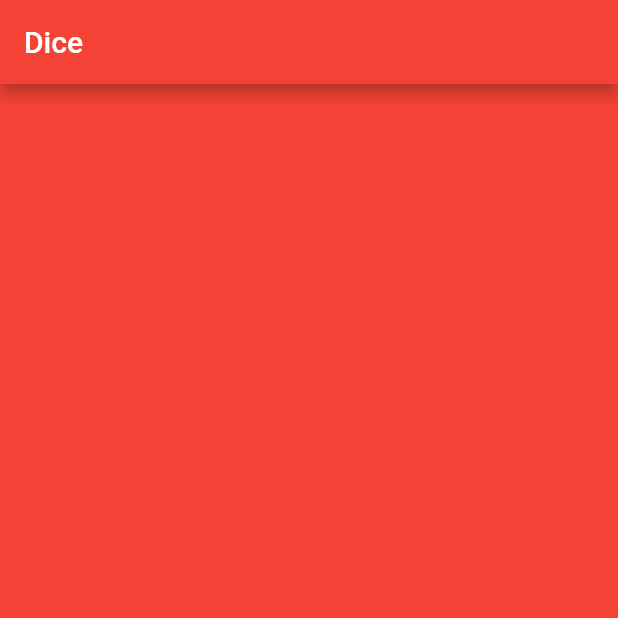
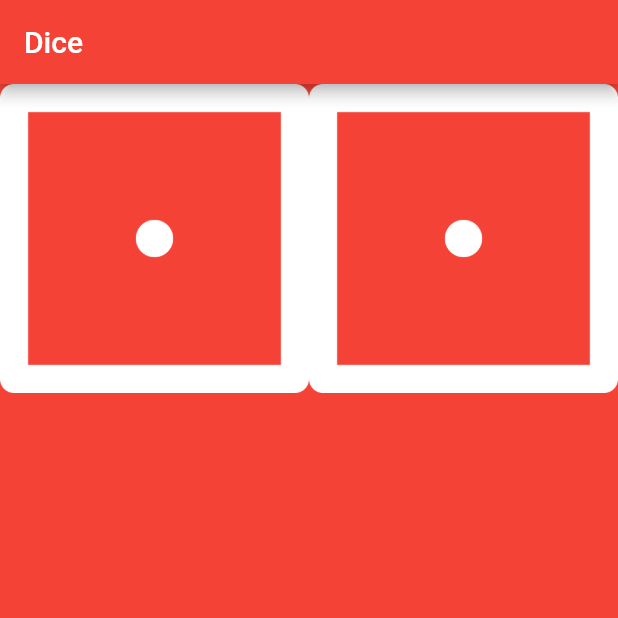
Before and after one commit to DavidMukhiya/Dice-Project, a Flutter app: the screen it shows after launch, on a phone screen of 412 x 824 dp, the top half of it. Run offline on Flutter 3.47's test engine with Material 2 defaults, Android fonts, the phone set to English and light mode, and no system bars.

Commit message:
Used Expanded widget for Flexible layout

```diff
--- a/lib/main.dart
+++ b/lib/main.dart
@@ -15,6 +15,15 @@ void main() {
 class DicePage extends StatelessWidget {
   @override
   Widget build(BuildContext context) {
-    return Container();
+    return Row(
+      children: [
+        Expanded(
+          child: Image.asset("images/dice1.png"),
+        ),
+        Expanded(
+          child: Image.asset("images/dice1.png"),
+        ),
+      ],
+    );
   }
 }
```
